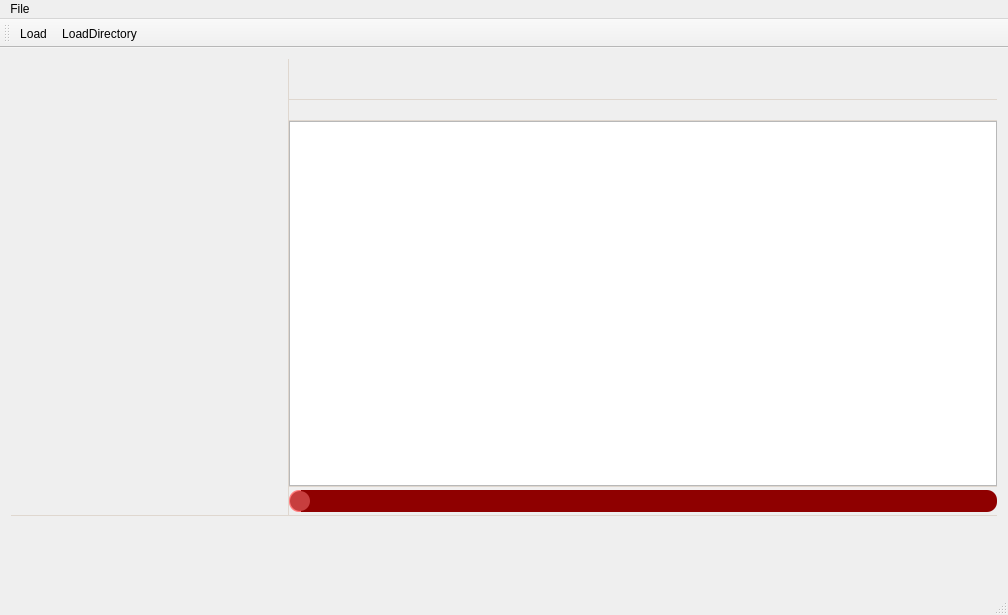
Before: the Qt Designer form mainwindow.ui in agostinhobritojr/blokbox, drawn with Qt 5.
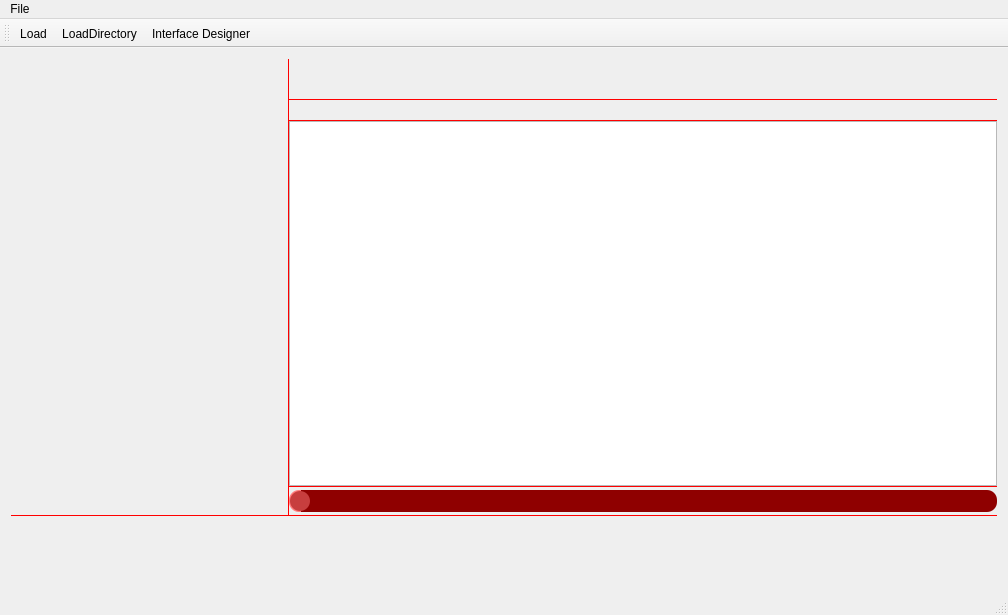
After: the same form once the commit is applied. Custom widgets are drawn as their Qt base class.

Patch:
```diff
--- a/mainwindow.ui
+++ b/mainwindow.ui
@@ -14,12 +14,7 @@
    <string>MainWindow</string>
   </property>
   <property name="styleSheet">
-   <string notr="true">QPushButton {
-	background-color:transparent; 
-	border:0;
-}
-
-QSlider::groove:horizontal {
+   <string notr="true">QSlider::groove:horizontal {
 border: 0px;
 height: 10px;
 background: rgb(170, 0, 0);
@@ -68,11 +63,20 @@
 border-bottom-left-radius: 10px;
 }
 
-QSplitter::handle:horizontal {
+/*QSplitter::handle:horizontal {
+  width: 1px;
+    background:  rgb(223, 215, 207);
+}*/
+QSplitter::handle{
+    height: 1px;
+   background: red;
+}
+
+QSplitter#interface_designer::handle:horizontal {
     width: 1px;
      background:  rgb(223, 215, 207);
 }
-QSplitter::handle:vertical {
+QSplitter#interface_designer::handle:vertical {
     height: 1px;
      background: rgb(223, 215, 207);
 }
@@ -238,6 +242,7 @@
    </attribute>
    <addaction name="actionLoadFile"/>
    <addaction name="actionLoadDirectory"/>
+   <addaction name="actionInterface_Designer"/>
   </widget>
   <widget class="QStatusBar" name="statusBar"/>
   <action name="actionLoadFile">
@@ -250,6 +255,11 @@
     <string>LoadDirectory</string>
    </property>
   </action>
+  <action name="actionInterface_Designer">
+   <property name="text">
+    <string>Interface Designer</string>
+   </property>
+  </action>
  </widget>
  <layoutdefault spacing="6" margin="11"/>
  <customwidgets>
```
Left out of the diff: 17 changed lines with no effect on the pictures.
